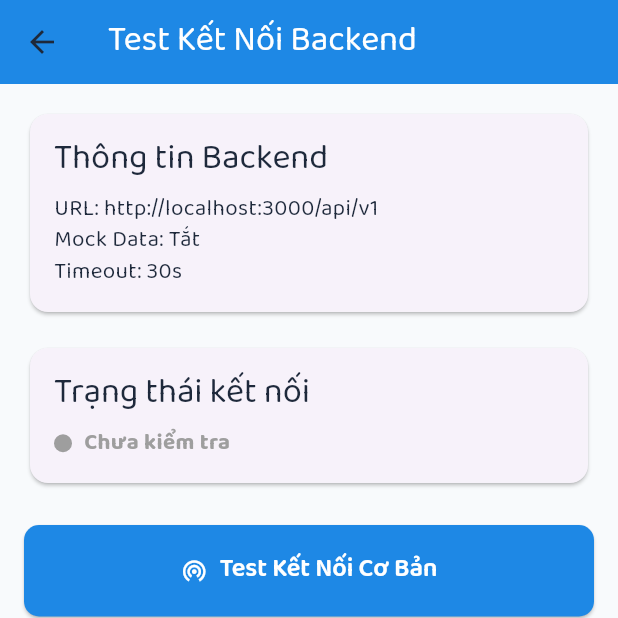
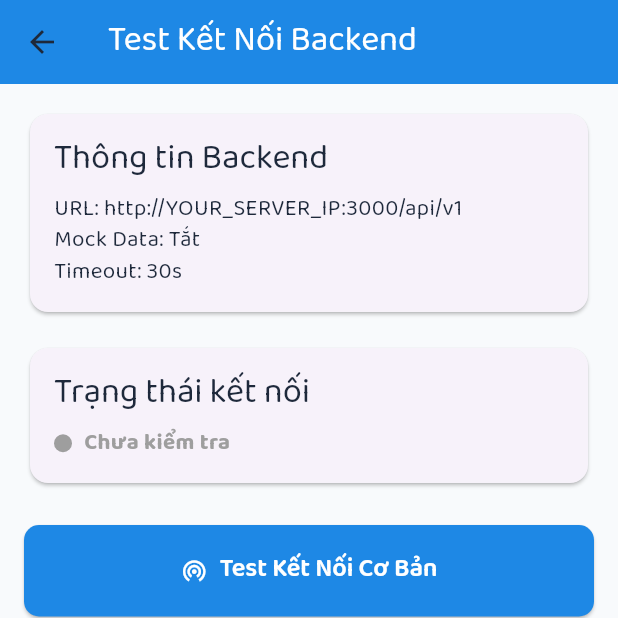
Before and after one commit to tranphuongkhoi/FlyJourney_app, a Flutter app: the ConnectionTestScreen screen opened directly, on a phone screen of 412 x 824 dp, the top half of it. Run offline on Flutter 3.47's test engine with Material 3 defaults, Android fonts, the phone set to English and light mode, and no system bars; our stand-ins replace flutter_bloc, google_fonts, shared_preferences; accounts and stored records are empty.

```diff
--- a/lib/src/core/config/api_config.dart
+++ b/lib/src/core/config/api_config.dart
@@ -1,6 +1,6 @@
 class ApiConfig {
   // API Configuration
-  static const String baseUrl = 'http://localhost:3000/api/v1';
+  static const String baseUrl = 'http://YOUR_SERVER_IP:3000/api/v1';
 
   //Auth nhma để từ từ tính
   //static const String apiKey = 'YOUR_API_KEY';
```
Also changed, not shown: 31 other files.
